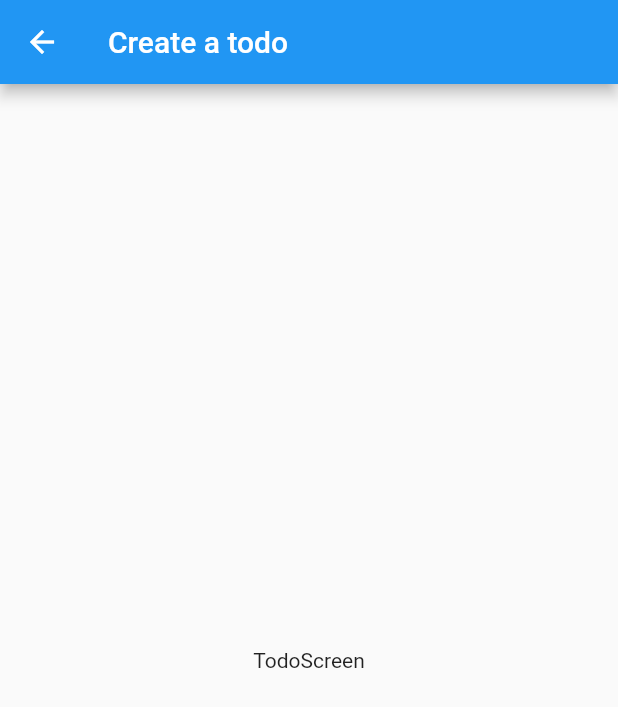
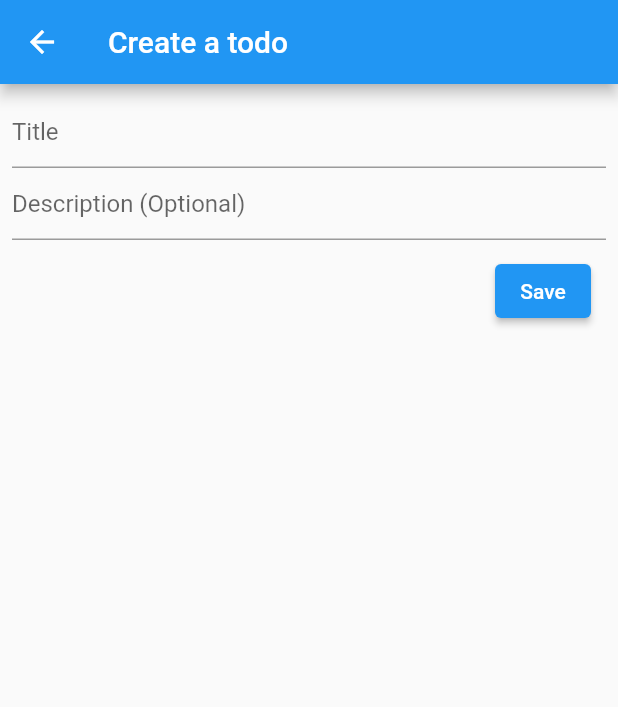
Before and after one commit to dev-raj-1729/flutter_todo_app, a Flutter app: the AddTodoScreen screen opened by its route, on a phone screen of 412 x 824 dp. Shown: the top 707 px of the screen. Run offline on Flutter 3.47's test engine with Material 2 defaults, Android fonts, the phone set to English and light mode, and no system bars; our stand-ins replace sqflite; accounts and stored records are empty.

Commit message:
added todoform with title and description

```diff
--- a/lib/screens/add_todoscreen.dart
+++ b/lib/screens/add_todoscreen.dart
@@ -1,4 +1,5 @@
 import 'package:flutter/material.dart';
+import 'package:flutter_to_do/widgets/add_todo_form.dart';
 
 class AddTodoScreen extends StatelessWidget {
   static const routeName = '/add-todo';
@@ -9,9 +10,7 @@ class AddTodoScreen extends StatelessWidget {
       appBar: AppBar(
         title: Text('Create a todo'),
       ),
-      body: Center(
-        child: Text('TodoScreen'),
-      ),
+      body: AddTodoForm(),
     );
   }
 }
--- /dev/null
+++ b/lib/widgets/add_todo_form.dart
@@ -0,0 +1,45 @@
+import 'package:flutter/material.dart';
+
+class AddTodoForm extends StatefulWidget {
+  const AddTodoForm({Key? key}) : super(key: key);
+
+  @override
+  _AddTodoFormState createState() => _AddTodoFormState();
+}
+
+class _AddTodoFormState extends State<AddTodoForm> {
+  final _formKey = GlobalKey<FormState>();
+  @override
+  Widget build(BuildContext context) {
+    return Form(
+      key: _formKey,
+      child: Padding(
+        padding: const EdgeInsets.all(8.0),
+        child: Column(
+          children: [
+            TextFormField(
+              decoration: InputDecoration(hintText: 'Title'),
+            ),
+            TextFormField(
+              keyboardType: TextInputType.multiline,
+              minLines: 1,
+              maxLines: 5,
+              decoration: InputDecoration(hintText: 'Description (Optional)'),
+            ),
+            SizedBox(
+              height: 10,
+            ),
+            Container(
+              alignment: Alignment.centerRight,
+              padding: EdgeInsets.only(right: 10),
+              child: ElevatedButton(
+                onPressed: () {},
+                child: Text('Save'),
+              ),
+            )
+          ],
+        ),
+      ),
+    );
+  }
+}
```
